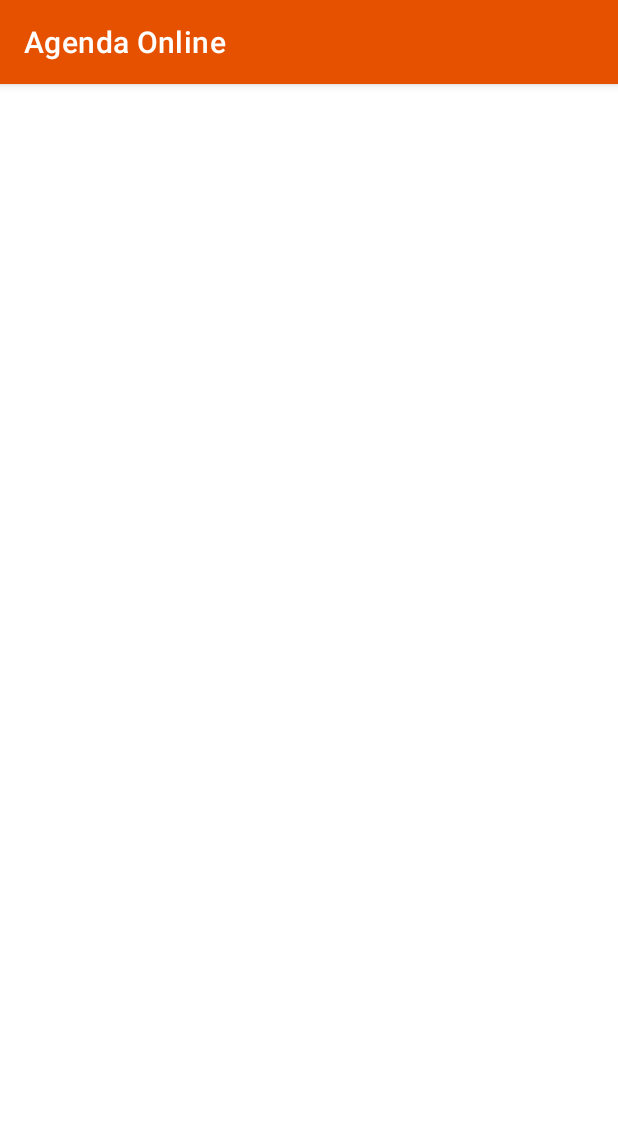
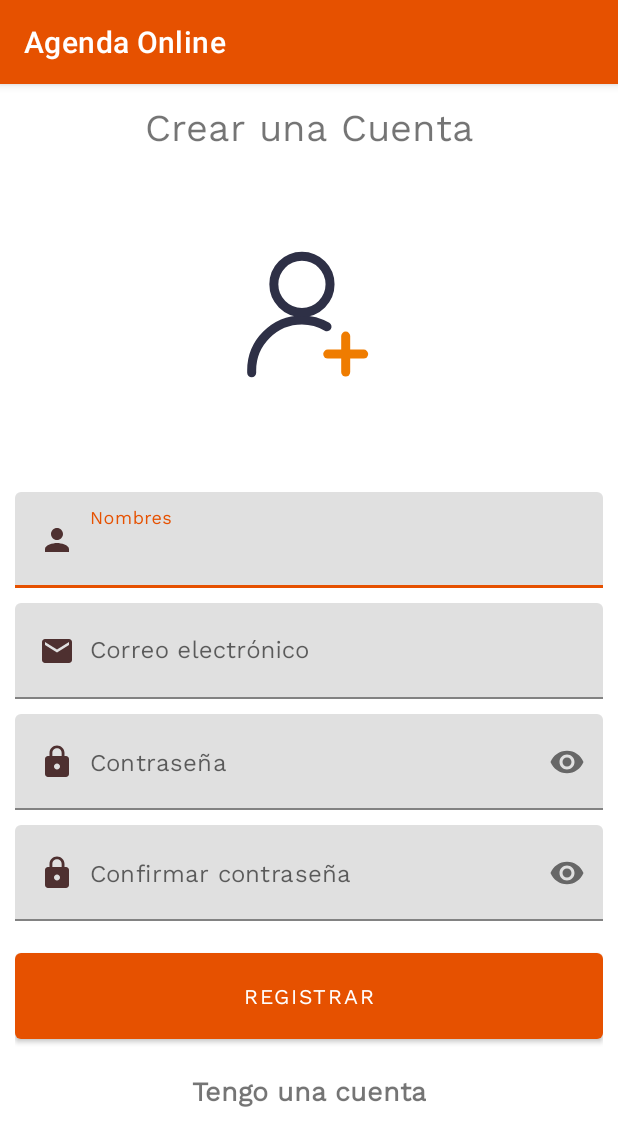
Before and after one commit to Marc-Meller/Agenda_Online, an Android app: the Registro screen opened directly, with no data from a screen before it, on a phone screen of 412 x 824 dp. Shown: the top 1146 px of the screen. Run offline under Robolectric (Android 15) with nearby library versions, the phone set to English and light mode, and no system bars.

Commit message:
Add Registro

```diff
--- /dev/null
+++ b/app/src/main/res/drawable/icono_correo.xml
@@ -0,0 +1,5 @@
+<vector android:height="24dp" android:tint="#4E3030"
+    android:viewportHeight="24" android:viewportWidth="24"
+    android:width="24dp" xmlns:android="http://schemas.android.com/apk/res/android">
+    <path android:fillColor="@android:color/white" android:pathData="M20,4L4,4c-1.1,0 -1.99,0.9 -1.99,2L2,18c0,1.1 0.9,2 2,2h16c1.1,0 2,-0.9 2,-2L22,6c0,-1.1 -0.9,-2 -2,-2zM20,8l-8,5 -8,-5L4,6l8,5 8,-5v2z"/>
+</vector>
--- /dev/null
+++ b/app/src/main/res/drawable/icono_nombres.xml
@@ -0,0 +1,5 @@
+<vector android:height="24dp" android:tint="#4E3030"
+    android:viewportHeight="24" android:viewportWidth="24"
+    android:width="24dp" xmlns:android="http://schemas.android.com/apk/res/android">
+    <path android:fillColor="@android:color/white" android:pathData="M12,12c2.21,0 4,-1.79 4,-4s-1.79,-4 -4,-4 -4,1.79 -4,4 1.79,4 4,4zM12,14c-2.67,0 -8,1.34 -8,4v2h16v-2c0,-2.66 -5.33,-4 -8,-4z"/>
+</vector>
--- /dev/null
+++ b/app/src/main/res/drawable/icono_password.xml
@@ -0,0 +1,5 @@
+<vector android:height="24dp" android:tint="#4E3030"
+    android:viewportHeight="24" android:viewportWidth="24"
+    android:width="24dp" xmlns:android="http://schemas.android.com/apk/res/android">
+    <path android:fillColor="@android:color/white" android:pathData="M18,8h-1L17,6c0,-2.76 -2.24,-5 -5,-5S7,3.24 7,6v2L6,8c-1.1,0 -2,0.9 -2,2v10c0,1.1 0.9,2 2,2h12c1.1,0 2,-0.9 2,-2L20,10c0,-1.1 -0.9,-2 -2,-2zM12,17c-1.1,0 -2,-0.9 -2,-2s0.9,-2 2,-2 2,0.9 2,2 -0.9,2 -2,2zM15.1,8L8.9,8L8.9,6c0,-1.71 1.39,-3.1 3.1,-3.1 1.71,0 3.1,1.39 3.1,3.1v2z"/>
+</vector>
--- a/app/src/main/res/layout/activity_registro.xml
+++ b/app/src/main/res/layout/activity_registro.xml
@@ -1,5 +1,5 @@
 <?xml version="1.0" encoding="utf-8"?>
-<androidx.constraintlayout.widget.ConstraintLayout
+<ScrollView
     xmlns:android="http://schemas.android.com/apk/res/android"
     xmlns:app="http://schemas.android.com/apk/res-auto"
     xmlns:tools="http://schemas.android.com/tools"
@@ -7,4 +7,130 @@
     android:layout_height="match_parent"
     tools:context=".Registro">
 
-</androidx.constraintlayout.widget.ConstraintLayout>
+    <androidx.appcompat.widget.LinearLayoutCompat
+        android:layout_width="match_parent"
+        android:layout_height="wrap_content"
+        android:padding="10dp"
+        android:orientation="vertical">
+
+        <TextView
+            android:text="@string/CrearCuentaTXT"
+            android:layout_width="match_parent"
+            android:layout_height="wrap_content"
+            android:fontFamily="@font/worksans"
+            android:textSize="25dp"
+            android:gravity="center"/>
+
+        <!---Animacion-->
+        <com.airbnb.lottie.LottieAnimationView
+            android:layout_width="200dp"
+            android:layout_height="200dp"
+            app:lottie_autoPlay="true"
+            app:lottie_fileName="registro.json"
+            app:lottie_imageAssetsFolder="assets"
+            app:lottie_loop="true"
+            android:layout_gravity="center"
+            android:layout_marginTop="10dp"/>
+
+        <com.google.android.material.textfield.TextInputLayout
+            android:layout_width="match_parent"
+            android:layout_height="wrap_content"
+            android:layout_marginTop="15dp">
+
+            <EditText
+                android:id="@+id/NombreEt"
+                android:hint="@string/NombreEt"
+                android:inputType="textPersonName|textCapWords"
+                android:fontFamily="@font/worksans"
+                android:padding="20dp"
+                android:drawablePadding="10dp"
+                android:drawableStart="@drawable/icono_nombres"
+                android:layout_width="match_parent"
+                android:layout_height="wrap_content"/>
+
+        </com.google.android.material.textfield.TextInputLayout>
+
+        <com.google.android.material.textfield.TextInputLayout
+            android:layout_width="match_parent"
+            android:layout_height="wrap_content"
+            android:layout_marginTop="10dp">
+
+            <EditText
+                android:id="@+id/CorreoEt"
+                android:hint="@string/CorreoEt"
+                android:inputType="textEmailAddress"
+                android:fontFamily="@font/worksans"
+                android:padding="20dp"
+                android:drawablePadding="10dp"
+                android:drawableStart="@drawable/icono_correo"
+                android:layout_width="match_parent"
+                android:layout_height="wrap_content"/>
+
+        </com.google.android.material.textfield.TextInputLayout>
+
+        <com.google.android.material.textfield.TextInputLayout
+            android:layout_width="match_parent"
+            android:layout_height="wrap_content"
+            android:layout_marginTop="10dp"
+            app:passwordToggleEnabled="true"
+            app:hintEnabled="false">
+
+            <EditText
+                android:id="@+id/ContraseñaEt"
+                android:hint="@string/ContraseñaEt"
+                android:inputType="textPassword"
+                android:fontFamily="@font/worksans"
+                android:padding="20dp"
+                android:drawablePadding="10dp"
+                android:drawableStart="@drawable/icono_password"
+                android:layout_width="match_parent"
+                android:layout_height="wrap_content"/>
+
+
+        </com.google.android.material.textfield.TextInputLayout>
+
+        <com.google.android.material.textfield.TextInputLayout
+            android:layout_width="match_parent"
+            android:layout_height="wrap_content"
+            android:layout_marginTop="10dp"
+            app:passwordToggleEnabled="true"
+            app:hintEnabled="false">
+
+            <EditText
+                android:id="@+id/ConfirmarContraseñaEt"
+                android:hint="@string/ConfirmarContraseñaEt"
+                android:inputType="textPassword"
+                android:fontFamily="@font/worksans"
+                android:padding="20dp"
+                android:drawablePadding="10dp"
+                android:drawableStart="@drawable/icono_password"
+                android:layout_width="match_parent"
+                android:layout_height="wrap_content"/>
+
+
+        </com.google.android.material.textfield.TextInputLayout>
+
+        <Button
+            android:id="@+id/RegistrarUsuario"
+            android:text="@string/RegistrarUsuario"
+            android:layout_marginTop="15dp"
+            android:fontFamily="@font/worksans"
+            android:padding="18dp"
+            android:layout_width="match_parent"
+            android:layout_height="wrap_content"
+            />
+
+        <TextView
+            android:id="@+id/TengounacuentaTXT"
+            android:text="@string/TengounacuentaTXT"
+            android:fontFamily="@font/worksans"
+            android:textSize="18dp"
+            android:layout_gravity="center"
+            android:textStyle="bold"
+            android:layout_marginTop="15dp"
+            android:layout_width="wrap_content"
+            android:layout_height="wrap_content"/>
+
+    </androidx.appcompat.widget.LinearLayoutCompat>
+
+</ScrollView>
--- a/app/src/main/res/values/strings.xml
+++ b/app/src/main/res/values/strings.xml
@@ -5,4 +5,13 @@
     <string name="Btn_Login">Login</string>
     <string name="Btn_Registro">Registro</string>
 
+    <!--ATIVIDAD REGISTROS-->
+    <string name="CrearCuentaTXT">Crear una Cuenta</string>
+    <string name="NombreEt">Nombres</string>
+    <string name="CorreoEt">Correo electrónico</string>
+    <string name="ContraseñaEt">Contraseña</string>
+    <string name="ConfirmarContraseñaEt">Confirmar contraseña</string>
+    <string name="RegistrarUsuario">Registrar</string>
+    <string name="TengounacuentaTXT">Tengo una cuenta</string>
+
 </resources>
```
Also changed, not shown: app/src/main/assets/registro.json (added, +1 -0 lines).
